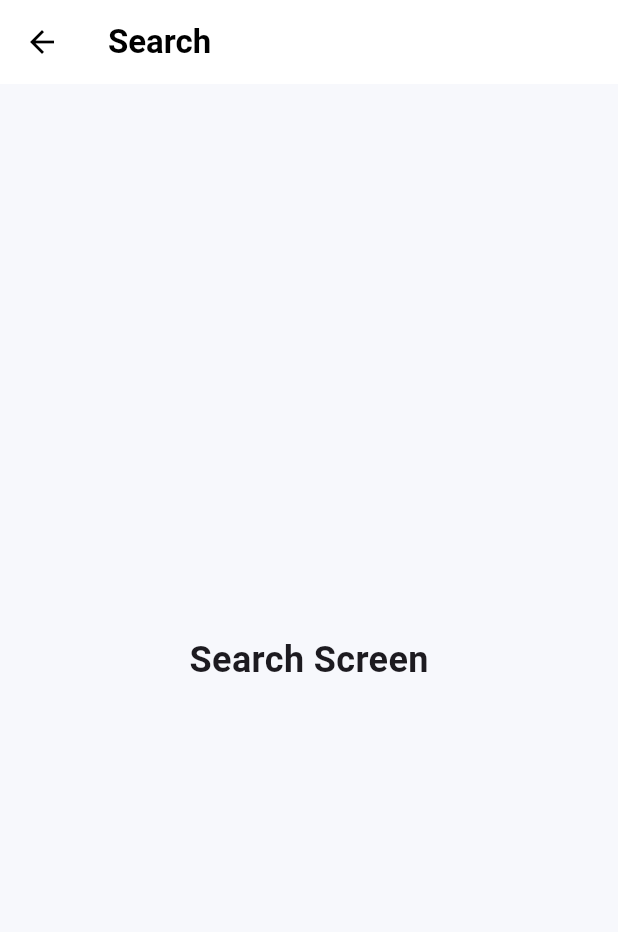
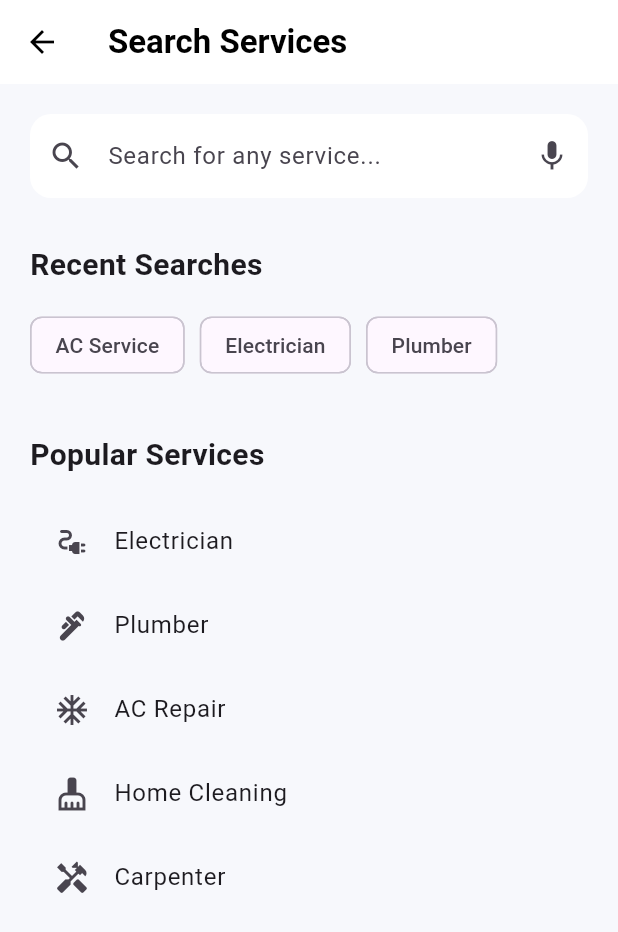
Before and after one commit to HarshSolanki8595/project_x, a Flutter app: the SearchScreen screen opened directly, on a phone screen of 412 x 824 dp. Shown: the top 932 px of the screen. Run offline on Flutter 3.47's test engine with Material 3 defaults, Android fonts, the phone set to English and light mode, and no system bars.

Commit message:
Complete home search navigation

```diff
--- a/lib/core/widgets/ask_projectx_card.dart
+++ b/lib/core/widgets/ask_projectx_card.dart
@@ -32,7 +32,7 @@ class AskProjectXCard extends StatelessWidget {
             ),
             boxShadow: [
               BoxShadow(
-                color: Colors.deepPurple.withOpacity(.25),
+                color: Colors.deepPurple.withValues(alpha: .25),
                 blurRadius: 18,
                 offset: const Offset(0, 8),
               ),
@@ -106,7 +106,7 @@ class AskProjectXCard extends StatelessWidget {
                     vertical: 14,
                   ),
                   decoration: BoxDecoration(
-                    color: Colors.white.withOpacity(.15),
+                    color: Colors.white.withValues(alpha: .15),
                     borderRadius: BorderRadius.circular(18),
                   ),
                   child: const Row(
--- a/lib/core/widgets/category_grid.dart
+++ b/lib/core/widgets/category_grid.dart
@@ -116,7 +116,7 @@ class CategoryGrid extends StatelessWidget {
                     borderRadius: BorderRadius.circular(20),
                     boxShadow: [
                       BoxShadow(
-                        color: Colors.black.withOpacity(.05),
+                        color: Colors.black.withValues(alpha: .05),
                         blurRadius: 10,
                         offset: const Offset(0, 5),
                       ),
@@ -128,7 +128,7 @@ class CategoryGrid extends StatelessWidget {
                       CircleAvatar(
                         radius: 26,
                         backgroundColor:
-                            (item["color"] as Color).withOpacity(.15),
+                            (item["color"] as Color).withValues(alpha: .15),
                         child: Icon(
                           item["icon"],
                           color: item["color"],
--- a/lib/core/widgets/continue_booking_card.dart
+++ b/lib/core/widgets/continue_booking_card.dart
@@ -33,7 +33,7 @@ class ContinueBookingCard extends StatelessWidget {
           borderRadius: BorderRadius.circular(22),
           boxShadow: [
             BoxShadow(
-              color: Colors.black.withOpacity(.06),
+              color: Colors.black.withValues(alpha: .06),
               blurRadius: 18,
               offset: const Offset(0, 8),
             ),
--- a/lib/core/widgets/frequently_used_section.dart
+++ b/lib/core/widgets/frequently_used_section.dart
@@ -66,7 +66,7 @@ class FrequentlyUsedSection extends StatelessWidget {
             padding: const EdgeInsets.symmetric(horizontal: 20),
             scrollDirection: Axis.horizontal,
             itemCount: services.length,
-            separatorBuilder: (_, __) => const SizedBox(width: 14),
+            separatorBuilder: (_, _) => const SizedBox(width: 14),
             itemBuilder: (context, index) {
               final item = services[index];
 
@@ -82,7 +82,7 @@ class FrequentlyUsedSection extends StatelessWidget {
                     borderRadius: BorderRadius.circular(20),
                     boxShadow: [
                       BoxShadow(
-                        color: Colors.black.withOpacity(.05),
+                        color: Colors.black.withValues(alpha: .05),
                         blurRadius: 10,
                         offset: const Offset(0, 5),
                       ),
@@ -95,7 +95,7 @@ class FrequentlyUsedSection extends StatelessWidget {
                       CircleAvatar(
                         radius: 24,
                         backgroundColor:
-                            (item["color"] as Color).withOpacity(.15),
+                            (item["color"] as Color).withValues(alpha: .15),
                         child: Icon(
                           item["icon"],
                           color: item["color"],
--- a/lib/core/widgets/trending_services.dart
+++ b/lib/core/widgets/trending_services.dart
@@ -60,7 +60,7 @@ class TrendingServices extends StatelessWidget {
             padding: const EdgeInsets.symmetric(horizontal: 20),
             scrollDirection: Axis.horizontal,
             itemCount: services.length,
-            separatorBuilder: (_, __) =>
+            separatorBuilder: (_, _) =>
                 const SizedBox(width: 16),
             itemBuilder: (context, index) {
               final item = services[index];
@@ -77,7 +77,7 @@ class TrendingServices extends StatelessWidget {
                     borderRadius: BorderRadius.circular(22),
                     boxShadow: [
                       BoxShadow(
-                        color: Colors.black.withOpacity(.06),
+                        color: Colors.black.withValues(alpha: .06),
                         blurRadius: 14,
                         offset: const Offset(0, 6),
                       ),
@@ -94,7 +94,7 @@ class TrendingServices extends StatelessWidget {
                           radius: 26,
                           backgroundColor:
                               (item["color"] as Color)
-                                  .withOpacity(.15),
+                                  .withValues(alpha: .15),
                           child: Icon(
                             item["icon"],
                             color: item["color"],
--- a/lib/screens/search/search_screen.dart
+++ /dev/null
@@ -1,51 +0,0 @@
-import 'package:flutter/material.dart';
-
-class SearchScreen extends StatefulWidget {
-  const SearchScreen({super.key});
-
-  @override
-  State<SearchScreen> createState() => _SearchScreenState();
-}
-
-class _SearchScreenState extends State<SearchScreen> {
-  final TextEditingController searchController = TextEditingController();
-
-  @override
-  void dispose() {
-    searchController.dispose();
-    super.dispose();
-  }
-
-  @override
-  Widget build(BuildContext context) {
-    return Scaffold(
-      backgroundColor: const Color(0xffF7F8FC),
-
-      appBar: AppBar(
-        backgroundColor: Colors.white,
-        elevation: 0,
-        centerTitle: false,
-        iconTheme: const IconThemeData(color: Colors.black),
-        title: const Text(
-          "Search",
-          style: TextStyle(
-            color: Colors.black,
-            fontWeight: FontWeight.bold,
-          ),
-        ),
-      ),
-
-      body: const SafeArea(
-        child: Center(
-          child: Text(
-            "Search Screen",
-            style: TextStyle(
-              fontSize: 24,
-              fontWeight: FontWeight.bold,
-            ),
-          ),
-        ),
-      ),
-    );
-  }
-}
--- /dev/null
+++ b/lib/screens/search_screen.dart
@@ -0,0 +1,128 @@
+import 'package:flutter/material.dart';
+
+class SearchScreen extends StatefulWidget {
+  const SearchScreen({super.key});
+
+  @override
+  State<SearchScreen> createState() => _SearchScreenState();
+}
+
+class _SearchScreenState extends State<SearchScreen> {
+  final TextEditingController searchController = TextEditingController();
+
+  @override
+  void dispose() {
+    searchController.dispose();
+    super.dispose();
+  }
+
+  @override
+  Widget build(BuildContext context) {
+    return Scaffold(
+      backgroundColor: const Color(0xffF7F8FC),
+
+      appBar: AppBar(
+        backgroundColor: Colors.white,
+        elevation: 0,
+        centerTitle: false,
+        iconTheme: const IconThemeData(color: Colors.black),
+        title: const Text(
+          "Search Services",
+          style: TextStyle(
+            color: Colors.black,
+            fontWeight: FontWeight.bold,
+          ),
+        ),
+      ),
+
+      body: SafeArea(
+        child: Padding(
+          padding: const EdgeInsets.all(20),
+          child: Column(
+            crossAxisAlignment: CrossAxisAlignment.start,
+            children: [
+              TextField(
+                controller: searchController,
+                decoration: InputDecoration(
+                  hintText: "Search for any service...",
+                  prefixIcon: const Icon(Icons.search),
+                  suffixIcon: IconButton(
+                    onPressed: () {},
+                    icon: const Icon(Icons.mic),
+                  ),
+                  filled: true,
+                  fillColor: Colors.white,
+                  border: OutlineInputBorder(
+                    borderRadius: BorderRadius.circular(14),
+                    borderSide: BorderSide.none,
+                  ),
+                ),
+              ),
+
+              const SizedBox(height: 30),
+
+              const Text(
+                "Recent Searches",
+                style: TextStyle(
+                  fontSize: 20,
+                  fontWeight: FontWeight.bold,
+                ),
+              ),
+
+              const SizedBox(height: 15),
+
+              Wrap(
+                spacing: 10,
+                runSpacing: 10,
+                children: const [
+                  Chip(label: Text("AC Service")),
+                  Chip(label: Text("Electrician")),
+                  Chip(label: Text("Plumber")),
+                ],
+              ),
+
+              const SizedBox(height: 35),
+
+              const Text(
+                "Popular Services",
+                style: TextStyle(
+                  fontSize: 20,
+                  fontWeight: FontWeight.bold,
+                ),
+              ),
+
+              const SizedBox(height: 15),
+
+              Expanded(
+                child: ListView(
+                  children: const [
+                    ListTile(
+                      leading: Icon(Icons.electrical_services),
+                      title: Text("Electrician"),
+                    ),
+                    ListTile(
+                      leading: Icon(Icons.plumbing),
+                      title: Text("Plumber"),
+                    ),
+                    ListTile(
+                      leading: Icon(Icons.ac_unit),
+                      title: Text("AC Repair"),
+                    ),
+                    ListTile(
+                      leading: Icon(Icons.cleaning_services),
+                      title: Text("Home Cleaning"),
+                    ),
+                    ListTile(
+                      leading: Icon(Icons.handyman),
+                      title: Text("Carpenter"),
+                    ),
+                  ],
+                ),
+              ),
+            ],
+          ),
+        ),
+      ),
+    );
+  }
+}
```
Also changed, not shown: lib/screens/home_screen.dart (+11 -3 lines).
